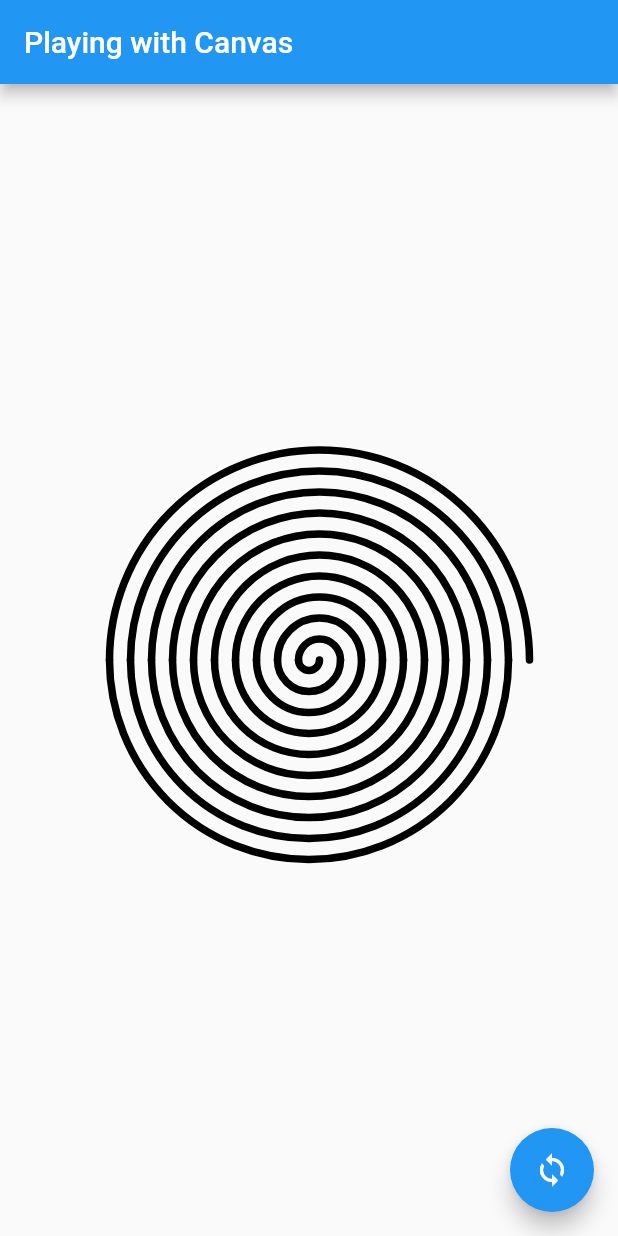
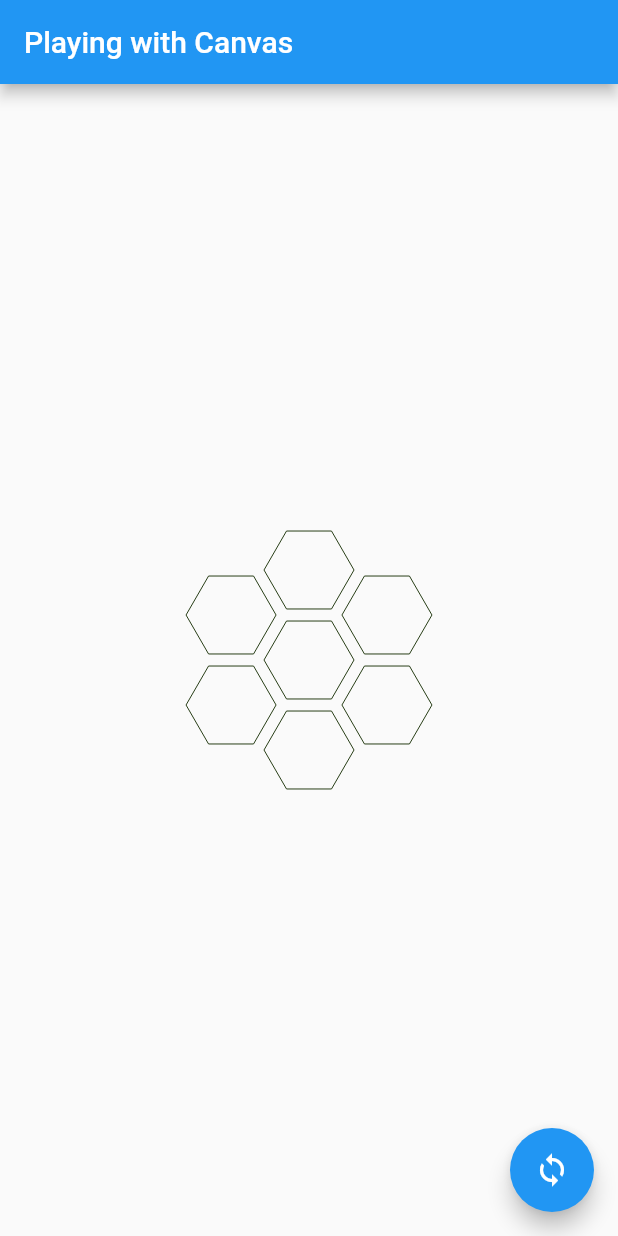
Before and after one commit to minuth/flutter-playing_with_canvas, a Flutter app: the screen it shows after launch, on a phone screen of 412 x 824 dp. Run offline on Flutter 3.47's test engine with Material 2 defaults, Android fonts, the phone set to English and light mode, and no system bars.

Commit message:
added selectable complex shape

```diff
--- a/lib/main.dart
+++ b/lib/main.dart
@@ -1,6 +1,7 @@
 import 'package:flutter/material.dart';
 import 'package:playing_with_canvas/widget/circle_frame.dart';
 import 'package:playing_with_canvas/widget/circle_travell.dart';
+import 'package:playing_with_canvas/widget/complex_shape.dart';
 import 'package:playing_with_canvas/widget/galaxy.dart';
 import 'package:playing_with_canvas/widget/google_icon.dart';
 import 'package:playing_with_canvas/widget/pei_chart.dart';
@@ -40,7 +41,9 @@ class _MyHomePageState extends State<MyHomePage> {
       appBar: AppBar(
         title: Text(widget.title),
       ),
-      body: Galaxy(),
+      body: Center(
+        child: ComplexShape(),
+      ),
       floatingActionButton: FloatingActionButton(
         onPressed: () {},
         tooltip: 'Animate',
--- /dev/null
+++ b/lib/widget/complex_shape.dart
@@ -0,0 +1,29 @@
+import 'package:flutter/widgets.dart';
+import 'package:playing_with_canvas/painter/complex_shape_painter.dart';
+
+class ComplexShape extends StatefulWidget {
+  @override
+  _ComplexShapeState createState() => _ComplexShapeState();
+}
+
+class _ComplexShapeState extends State<ComplexShape> {
+  Offset _clickedPosition = Offset(0, 0);
+  @override
+  Widget build(BuildContext context) {
+    return GestureDetector(
+      onTapDown: (details) {
+        setState(() {
+          _clickedPosition = details.localPosition;
+        });
+      },
+      child: Container(
+        width: 300,
+        height: 300,
+        child: CustomPaint(
+          size: Size.infinite,
+          painter: ComplexShapePainter(_clickedPosition),
+        ),
+      ),
+    );
+  }
+}
```
Also changed, not shown: lib/painter/complex_shape_painter.dart (added, +55 -0 lines), lib/utils/utils.dart (+10 -1 lines).
